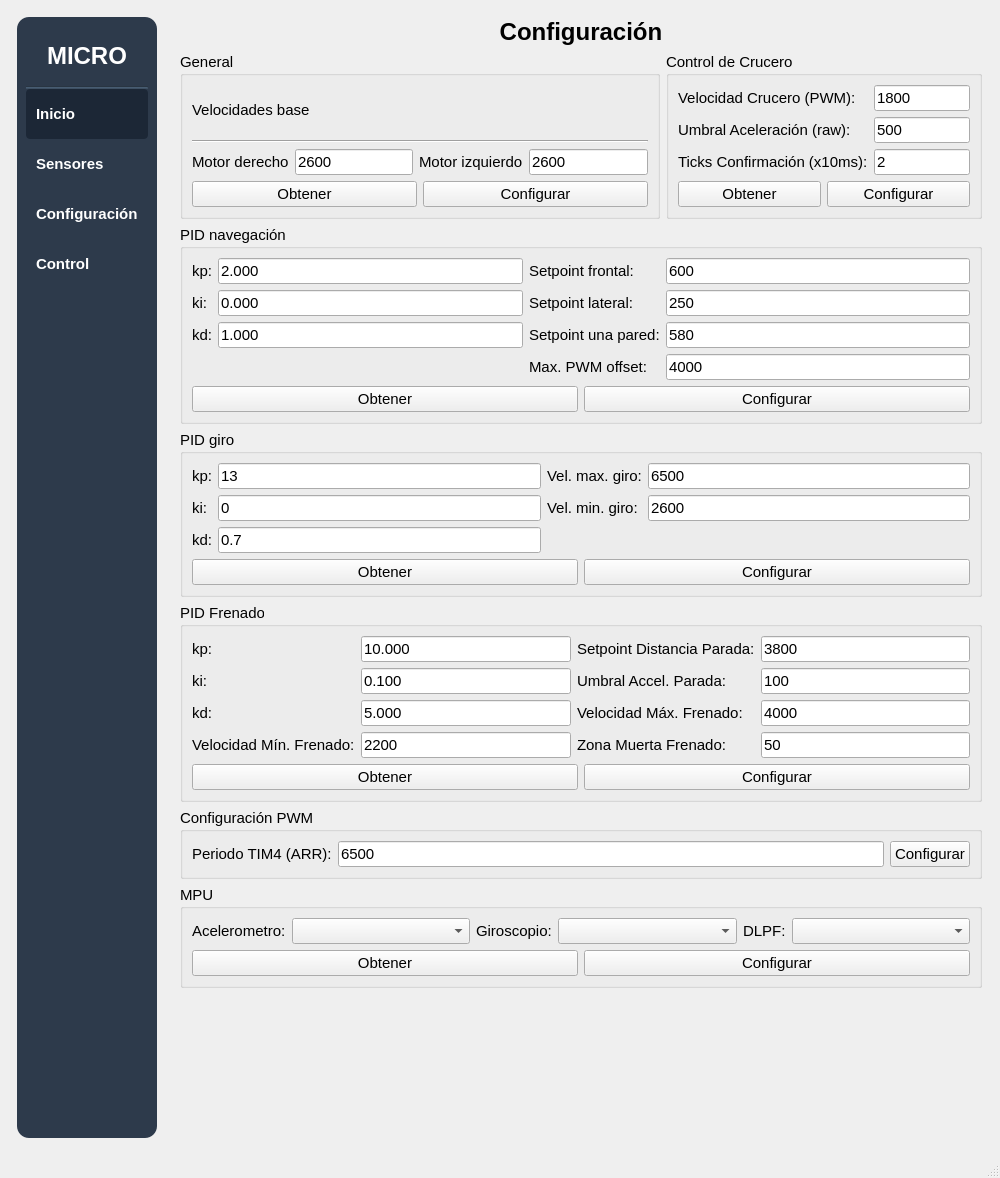
The window that mainwindow.ui (IvanLeiCas22/HMI_MICROMOUSE_V4) describes before a commit, drawn with Qt 5.
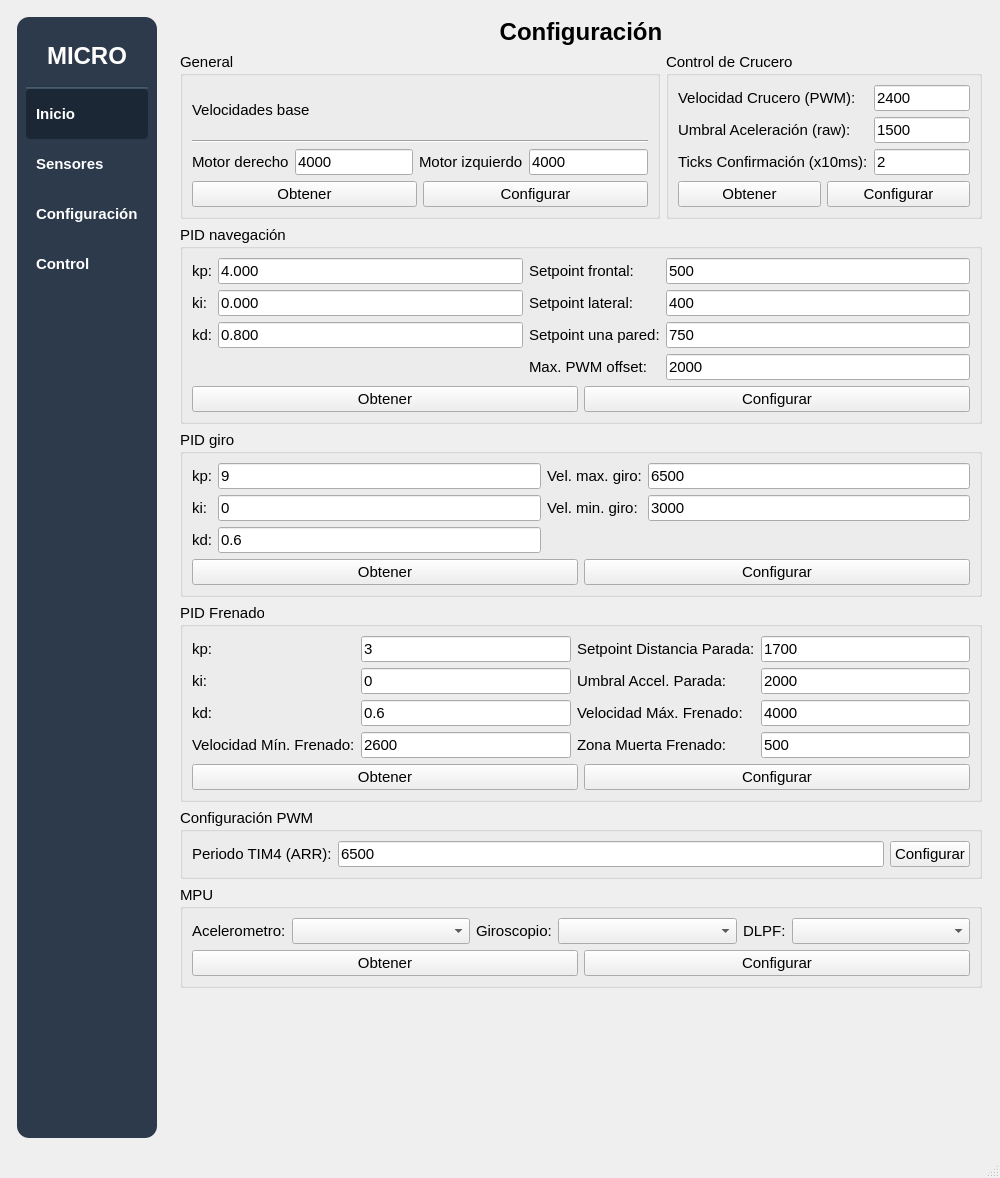
The same window after the commit.

Commit message: Nueva configuración en .ui

Diff of the .ui file:
```diff
--- a/mainwindow.ui
+++ b/mainwindow.ui
@@ -1401,7 +1401,7 @@
                <item>
                 <widget class="QLineEdit" name="editRightMotorBaseSpeed">
                  <property name="text">
-                  <string>2600</string>
+                  <string>4000</string>
                  </property>
                 </widget>
                </item>
@@ -1415,7 +1415,7 @@
                <item>
                 <widget class="QLineEdit" name="editLeftMotorBaseSpeed">
                  <property name="text">
-                  <string>2600</string>
+                  <string>4000</string>
                  </property>
                 </widget>
                </item>
@@ -1460,7 +1460,7 @@
                <item row="0" column="1">
                 <widget class="QLineEdit" name="editCruiseSpeed">
                  <property name="text">
-                  <string>1800</string>
+                  <string>2400</string>
                  </property>
                 </widget>
                </item>
@@ -1474,7 +1474,7 @@
                <item row="1" column="1">
                 <widget class="QLineEdit" name="editAccelThreshold">
                  <property name="text">
-                  <string>500</string>
+                  <string>1500</string>
                  </property>
                 </widget>
                </item>
@@ -1542,14 +1542,14 @@
              <item row="1" column="4">
               <widget class="QLineEdit" name="editSetpointSides">
                <property name="text">
-                <string>250</string>
+                <string>400</string>
                </property>
               </widget>
              </item>
              <item row="0" column="1">
               <widget class="QLineEdit" name="editKpNav">
                <property name="text">
-                <string>2.000</string>
+                <string>4.000</string>
                </property>
               </widget>
              </item>
@@ -1570,14 +1570,14 @@
              <item row="0" column="4">
               <widget class="QLineEdit" name="editSetpointFront">
                <property name="text">
-                <string>600</string>
+                <string>500</string>
                </property>
               </widget>
              </item>
              <item row="2" column="1">
               <widget class="QLineEdit" name="editKdNav">
                <property name="text">
-                <string>1.000</string>
+                <string>0.800</string>
                </property>
               </widget>
              </item>
@@ -1612,14 +1612,14 @@
              <item row="2" column="4">
               <widget class="QLineEdit" name="editSetpointOneWall">
                <property name="text">
-                <string>580</string>
+                <string>750</string>
                </property>
               </widget>
              </item>
              <item row="4" column="4">
               <widget class="QLineEdit" name="editMaxPwmOffsetNav">
                <property name="text">
-                <string>4000</string>
+                <string>2000</string>
                </property>
               </widget>
              </item>
@@ -1678,7 +1678,7 @@
              <item row="2" column="1">
               <widget class="QLineEdit" name="editKdTurn">
                <property name="text">
-                <string>0.7</string>
+                <string>0.6</string>
                </property>
               </widget>
              </item>
@@ -1692,7 +1692,7 @@
              <item row="0" column="1">
               <widget class="QLineEdit" name="editKpTurn">
                <property name="text">
-                <string>13</string>
+                <string>9</string>
                </property>
               </widget>
              </item>
@@ -1720,7 +1720,7 @@
              <item row="1" column="3">
               <widget class="QLineEdit" name="editMinTurnSpeed">
                <property name="text">
-                <string>2600</string>
+                <string>3000</string>
                </property>
               </widget>
              </item>
@@ -1765,7 +1765,7 @@
              <item row="0" column="1">
               <widget class="QLineEdit" name="editKpBraking">
                <property name="text">
-                <string>10.000</string>
+                <string>3</string>
                </property>
               </widget>
              </item>
@@ -1779,7 +1779,7 @@
              <item row="1" column="1">
               <widget class="QLineEdit" name="editKiBraking">
                <property name="text">
-                <string>0.100</string>
+                <string>0</string>
                </property>
               </widget>
              </item>
@@ -1793,7 +1793,7 @@
              <item row="2" column="1">
               <widget class="QLineEdit" name="editKdBraking">
                <property name="text">
-                <string>5.000</string>
+                <string>0.6</string>
                </property>
               </widget>
              </item>
@@ -1807,7 +1807,7 @@
              <item row="0" column="3">
               <widget class="QLineEdit" name="editStopTargetAdc">
                <property name="text">
-                <string>3800</string>
+                <string>1700</string>
                </property>
               </widget>
              </item>
@@ -1821,7 +1821,7 @@
              <item row="1" column="3">
               <widget class="QLineEdit" name="editAccelStopThreshold">
                <property name="text">
-                <string>100</string>
+                <string>2000</string>
                </property>
               </widget>
              </item>
@@ -1849,7 +1849,7 @@
              <item row="3" column="1">
               <widget class="QLineEdit" name="editBrakingMinSpeed">
                <property name="text">
-                <string>2200</string>
+                <string>2600</string>
                </property>
               </widget>
              </item>
@@ -1863,7 +1863,7 @@
              <item row="3" column="3">
               <widget class="QLineEdit" name="editBrakingDeadZone">
                <property name="text">
-                <string>50</string>
+                <string>500</string>
                </property>
               </widget>
              </item>
```
The commit also changes 3 other files.
